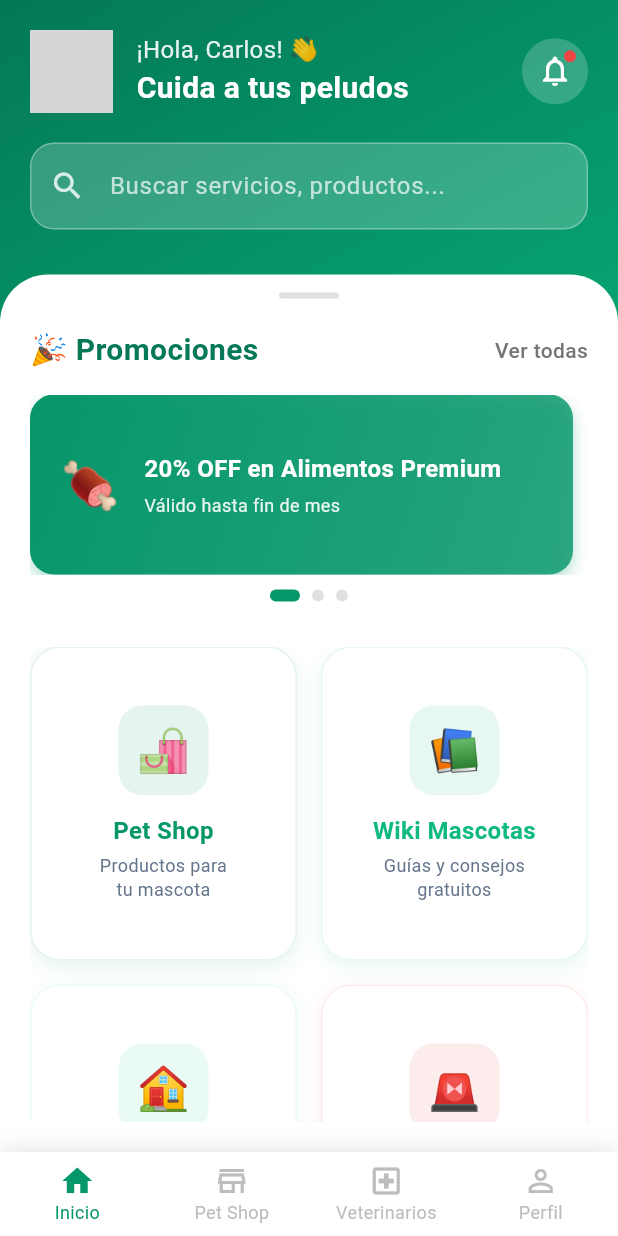
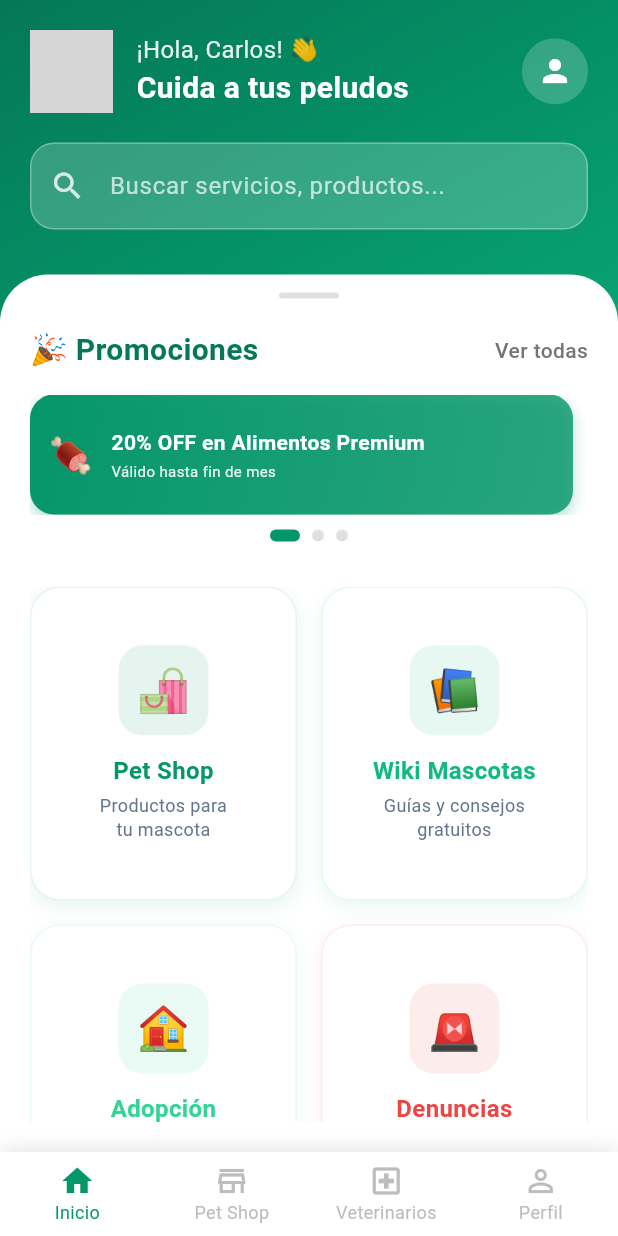
Before and after one commit to jolejmur/amipet, a Flutter app: the HomeScreen screen opened by its route, on a phone screen of 412 x 824 dp. Run offline on Flutter 3.47's test engine with Material 3 defaults, Android fonts, the phone set to English and light mode, and no system bars; our stand-ins replace cloud_firestore, firebase_auth, firebase_storage; accounts and stored records are empty; network calls fail; grey boxes are pictures that could not be loaded.

Commit message:
feat: mejoras en el Home y algunos permisos

```diff
--- a/lib/screens/home_screen.dart
+++ b/lib/screens/home_screen.dart
@@ -283,28 +283,10 @@ class _HomeScreenState extends State<HomeScreen> with TickerProviderStateMixin {
               shape: BoxShape.circle,
               color: Colors.white.withOpacity(0.2),
             ),
-            child: Stack(
-              children: [
-                const Center(
-                  child: Icon(
-                    Icons.notifications_outlined,
-                    color: Colors.white,
-                    size: 24,
-                  ),
-                ),
-                Positioned(
-                  top: 8,
-                  right: 8,
-                  child: Container(
-                    width: 8,
-                    height: 8,
-                    decoration: const BoxDecoration(
-                      color: Color(0xFFEF4444),
-                      shape: BoxShape.circle,
-                    ),
-                  ),
-                ),
-              ],
+            child: const Icon(
+              Icons.person,
+              color: Colors.white,
+              size: 24,
             ),
           ),
         ],
@@ -372,7 +354,7 @@ class _HomeScreenState extends State<HomeScreen> with TickerProviderStateMixin {
         ),
         const SizedBox(height: 15),
         SizedBox(
-          height: 120,
+          height: 80,
           child: PageView.builder(
             controller: _promoController,
             onPageChanged: (index) {
@@ -404,14 +386,14 @@ class _HomeScreenState extends State<HomeScreen> with TickerProviderStateMixin {
                   ],
                 ),
                 child: Padding(
-                  padding: const EdgeInsets.all(20),
+                  padding: const EdgeInsets.all(12),
                   child: Row(
                     children: [
                       Text(
                         promo['icon'],
-                        style: const TextStyle(fontSize: 32),
+                        style: const TextStyle(fontSize: 24),
                       ),
-                      const SizedBox(width: 16),
+                      const SizedBox(width: 12),
                       Expanded(
                         child: Column(
                           crossAxisAlignment: CrossAxisAlignment.start,
@@ -420,16 +402,16 @@ class _HomeScreenState extends State<HomeScreen> with TickerProviderStateMixin {
                             Text(
                               promo['title'],
                               style: const TextStyle(
-                                fontSize: 16,
+                                fontSize: 14,
                                 fontWeight: FontWeight.bold,
                                 color: Colors.white,
                               ),
                             ),
-                            const SizedBox(height: 4),
+                            const SizedBox(height: 2),
                             Text(
                               promo['subtitle'],
                               style: TextStyle(
-                                fontSize: 12,
+                                fontSize: 10,
                                 color: Colors.white.withOpacity(0.9),
                               ),
                             ),
```
Also changed, not shown: 1 other file.
